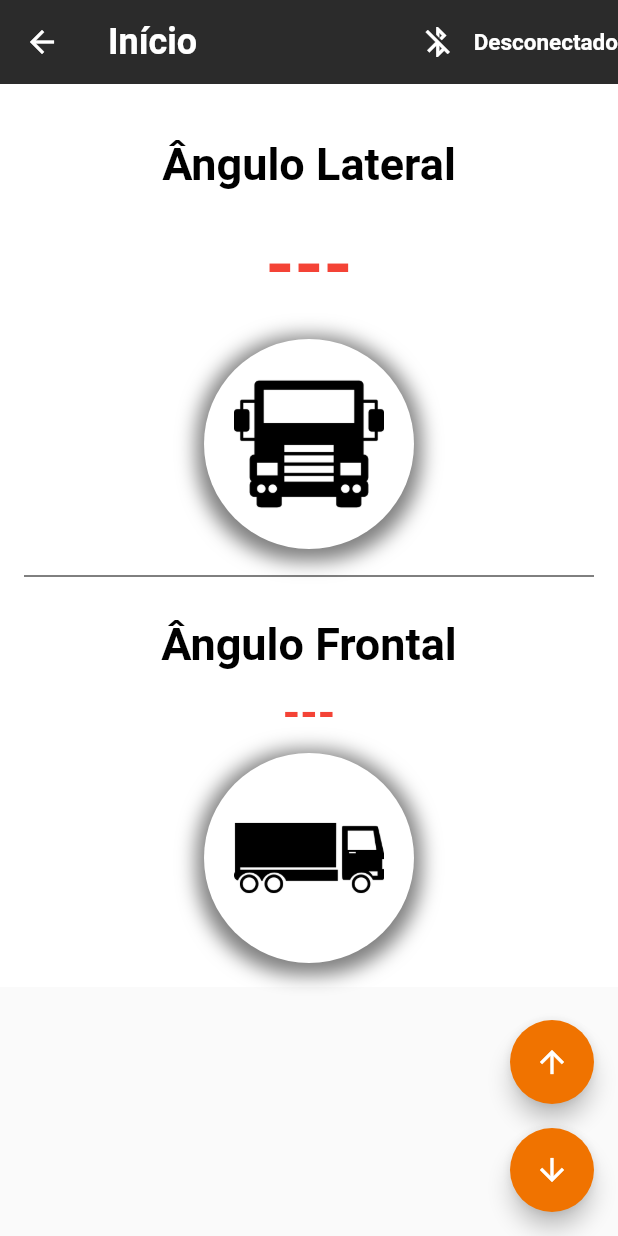
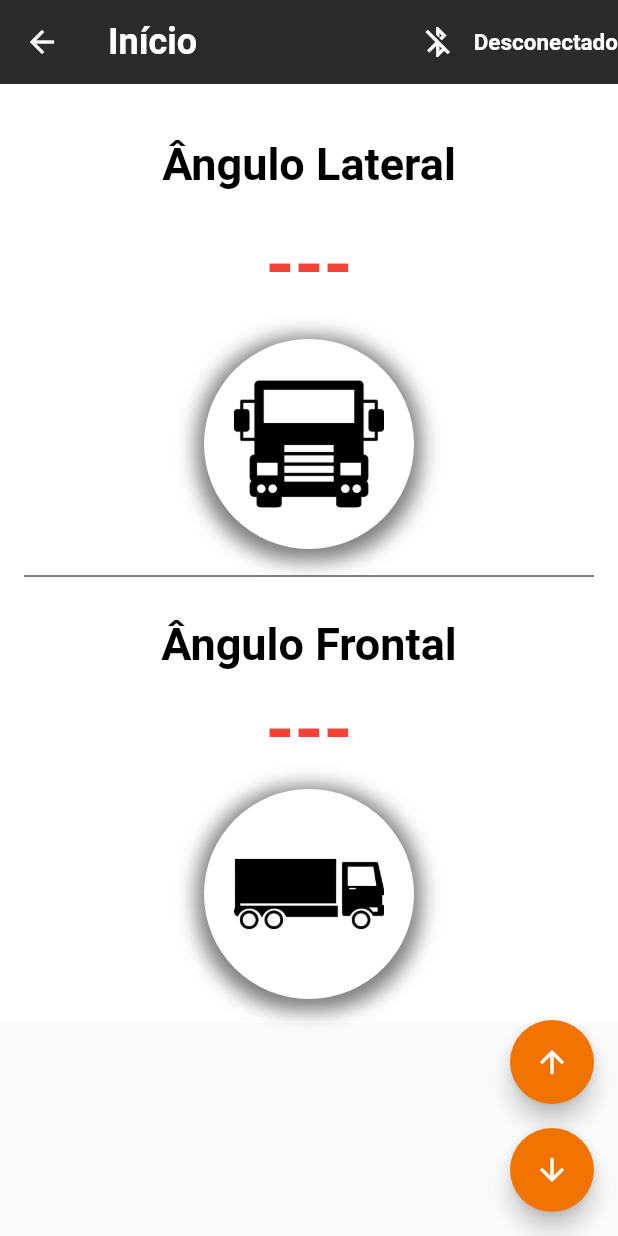
Before and after one commit to ramonVSCorrea/aplicativo_inclinometro, a Flutter app: the HomePage screen opened by its route, on a phone screen of 412 x 824 dp. Run offline on Flutter 3.47's test engine with Material 2 defaults, Android fonts, the phone set to English and light mode, and no system bars; our stand-ins replace flutter_bluetooth_serial, permission_handler, shared_preferences, sqflite; accounts and stored records are empty; Roboto replaces fonts that are missing (Poppins).

Commit message:
FIX: Design home page

```diff
--- a/lib/views/home_page.dart
+++ b/lib/views/home_page.dart
@@ -31,7 +31,7 @@ class _HomePage extends State<HomePage> {
     const duration = Duration(milliseconds: 1);
     loadConnectedDevice();
     Timer.periodic(duration, (Timer timer) {
-      setState(() {});
+      // setState(() {});
     });
   }
 
@@ -191,7 +191,8 @@ class _HomePage extends State<HomePage> {
                 connection == null ? '---' : '${anguloFrontal.abs()}',
                 textAlign: TextAlign.center,
                 style: TextStyle(
-                  fontSize: 30, // Ajuste de tamanho de fonte
+                  fontSize:
+                      screenWidth < 400 ? 30 : 50, // Ajuste de tamanho de fonte
                   fontWeight: FontWeight.bold,
                   fontFamily: 'Poppins',
                   color: (anguloFrontal.abs() >= bloqueioFrontal)
```
